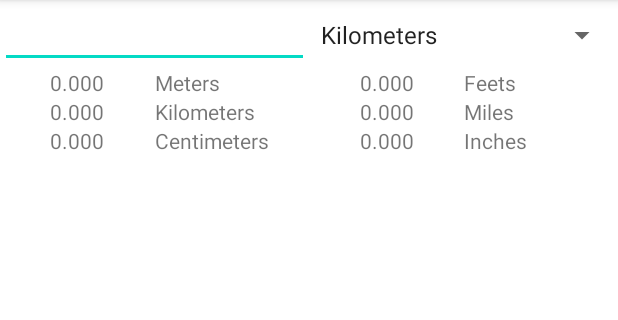
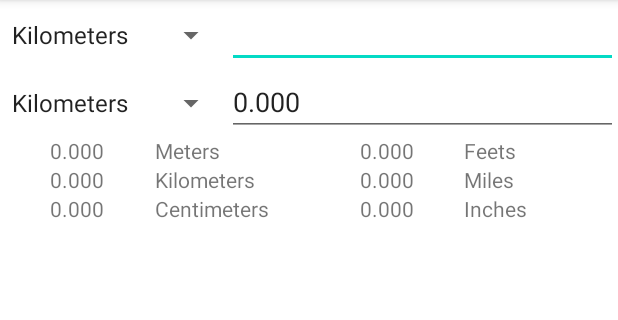
Before and after one commit to NXTHlNG/length-unit-converter-android-app, an Android app: the screen it shows after launch (MainActivity), on a phone screen of 412 x 824 dp, the part 84-404 px from its top. Run offline under Robolectric (Android 15) with nearby library versions, the phone set to English and light mode, and no system bars.

Commit message:
ui changed

```diff
--- a/app/src/main/java/com/example/unitconverter/MainActivity.kt
+++ b/app/src/main/java/com/example/unitconverter/MainActivity.kt
@@ -7,26 +7,30 @@ import android.text.TextWatcher
 import android.view.Menu
 import android.view.MenuItem
 import android.view.View
+import android.view.View.OnFocusChangeListener
 import android.widget.*
 import java.util.*
 
 class MainActivity : AppCompatActivity() {
     private val format = "%.3f"
-
-    private lateinit var unitInput: EditText
+    private var isReversed = false
+    private lateinit var unitFromInput: EditText
+    private lateinit var unitToInput: EditText
     private lateinit var metersValue: TextView
     private lateinit var kilometersValue: TextView
     private lateinit var centimetersValue: TextView
     private lateinit var feetsValue: TextView
     private lateinit var milesValue: TextView
     private lateinit var inchesValue: TextView
-    private lateinit var unitSpinner: Spinner
+    private lateinit var unitFromSpinner: Spinner
+    private lateinit var unitToSpinner: Spinner
 
     override fun onCreate(savedInstanceState: Bundle?) {
         super.onCreate(savedInstanceState)
         setContentView(R.layout.activity_main)
 
-        unitInput = findViewById(R.id.unit_input)
+        unitFromInput = findViewById(R.id.unit_from_input)
+        unitToInput = findViewById(R.id.unit_to_input)
         metersValue = findViewById(R.id.meters_value)
         kilometersValue = findViewById(R.id.kilometers_value)
         centimetersValue = findViewById(R.id.centimeters_value)
@@ -34,24 +38,60 @@ class MainActivity : AppCompatActivity() {
         milesValue = findViewById(R.id.miles_value)
         inchesValue = findViewById(R.id.inches_value)
 
-        unitSpinner = findViewById(R.id.unit_spinner)
-        unitSpinner.adapter = ArrayAdapter.createFromResource(
+        unitFromSpinner = findViewById(R.id.unit_from_spinner)
+        unitToSpinner = findViewById(R.id.unit_to_spinner)
+
+        unitFromSpinner.adapter = ArrayAdapter.createFromResource(
             this,
             R.array.unit_array,
             android.R.layout.simple_spinner_item
         )
 
-        unitInput.addTextChangedListener(object : TextWatcher {
+        unitFromInput.onFocusChangeListener =
+            OnFocusChangeListener { view, hasFocus ->
+                if (hasFocus && isReversed) {
+                    isReversed = false
+                }
+            }
+
+        unitToInput.onFocusChangeListener =
+            OnFocusChangeListener { view, hasFocus ->
+                if (hasFocus && !isReversed) {
+                    isReversed = true
+                }
+            }
+
+        unitFromInput.addTextChangedListener(object : TextWatcher {
             override fun beforeTextChanged(s: CharSequence?, start: Int, count: Int, after: Int) {}
 
             override fun onTextChanged(s: CharSequence?, start: Int, before: Int, count: Int) {}
 
             override fun afterTextChanged(s: Editable?) {
-                updateConvertedValues()
+                if (!isReversed) updateConvertedValues()
             }
         })
 
-        unitSpinner.onItemSelectedListener = object : AdapterView.OnItemSelectedListener {
+        unitToInput.addTextChangedListener(object : TextWatcher {
+            override fun beforeTextChanged(s: CharSequence?, start: Int, count: Int, after: Int) {}
+
+            override fun onTextChanged(s: CharSequence?, start: Int, before: Int, count: Int) {}
+
+            override fun afterTextChanged(s: Editable?) {
+                if (isReversed) updateConvertedValues()
+            }
+        })
+
+        unitFromSpinner.onItemSelectedListener = object : AdapterView.OnItemSelectedListener {
+            override fun onItemSelected(
+                parent: AdapterView<*>, view: View?, position: Int, id: Long
+            ) {
+                updateConvertedValues()
+            }
+
+            override fun onNothingSelected(parent: AdapterView<*>) {}
+        }
+
+        unitToSpinner.onItemSelectedListener = object : AdapterView.OnItemSelectedListener {
             override fun onItemSelected(
                 parent: AdapterView<*>, view: View?, position: Int, id: Long
             ) {
@@ -104,9 +144,8 @@ class MainActivity : AppCompatActivity() {
         return metersValue / factors[toUnit]!!
     }
 
-    private fun updateConvertedValues() {
-        val inputValue = unitInput.text.toString().toDoubleOrNull() ?: 0.0
-        val inputUnit = when (unitSpinner.selectedItemPosition) {
+    private fun getUnitFromSpinnerPosition(position: Int): String {
+        return when (position) {
             0 -> "kilometers"
             1 -> "meters"
             2 -> "centimeters"
@@ -115,6 +154,31 @@ class MainActivity : AppCompatActivity() {
             5 -> "inches"
             else -> "meters" // Default to meters if no unit is selected
         }
+    }
+
+    private fun updateConvertedValues() {
+        val inputW: EditText
+        val outputW: EditText
+        val inputUnitW: Spinner
+        val outputUnitW: Spinner
+
+        if (!isReversed) {
+            inputW = unitFromInput
+            outputW = unitToInput
+            inputUnitW = unitFromSpinner
+            outputUnitW = unitToSpinner
+        } else {
+            inputW = unitToInput
+            outputW = unitFromInput
+            inputUnitW = unitToSpinner
+            outputUnitW = unitFromSpinner
+        }
+
+        val inputValue = inputW.text.toString().toDoubleOrNull()?.takeIf { it != 0.0 } ?: 0.0
+        val inputUnit = getUnitFromSpinnerPosition(inputUnitW.selectedItemPosition)
+        val outputUnit = getUnitFromSpinnerPosition(outputUnitW.selectedItemPosition)
+
+        outputW.setText(format.format(convertValue(inputValue, inputUnit, outputUnit)))
 
         // Update text views with converted values
         kilometersValue.text = format.format(convertValue(inputValue, inputUnit, "kilometers"))
--- a/app/src/main/res/layout/activity_main.xml
+++ b/app/src/main/res/layout/activity_main.xml
@@ -16,20 +16,37 @@
             android:layout_height="wrap_content"
             android:orientation="horizontal">
 
+            <Spinner
+                android:id="@+id/unit_from_spinner"
+                android:layout_width="wrap_content"
+                android:layout_height="wrap_content"
+                android:entries="@array/unit_array" />
+
             <EditText
-                android:id="@+id/unit_input"
+                android:id="@+id/unit_from_input"
                 android:layout_width="match_parent"
                 android:layout_height="wrap_content"
-                android:layout_weight="1"
                 android:inputType="numberDecimal" />
+        </LinearLayout>
+
+        <LinearLayout
+            android:layout_width="match_parent"
+            android:layout_height="wrap_content"
+            android:orientation="horizontal">
 
             <Spinner
-                android:id="@+id/unit_spinner"
+                android:id="@+id/unit_to_spinner"
+                android:layout_width="wrap_content"
+                android:layout_height="wrap_content"
+                android:entries="@array/unit_array" />
+
+            <EditText
+                android:id="@+id/unit_to_input"
                 android:layout_width="match_parent"
                 android:layout_height="wrap_content"
-                android:layout_weight="1"
-                android:entries="@array/unit_array" />
+                android:inputType="numberDecimal" />
         </LinearLayout>
+
 
 
         <LinearLayout
```
